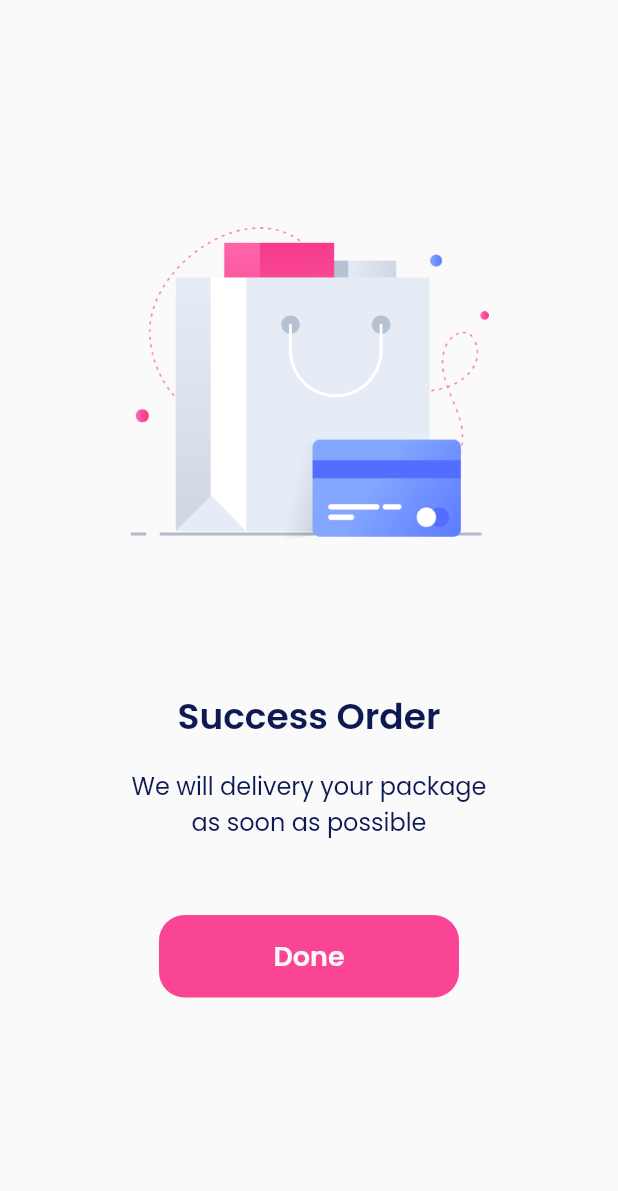
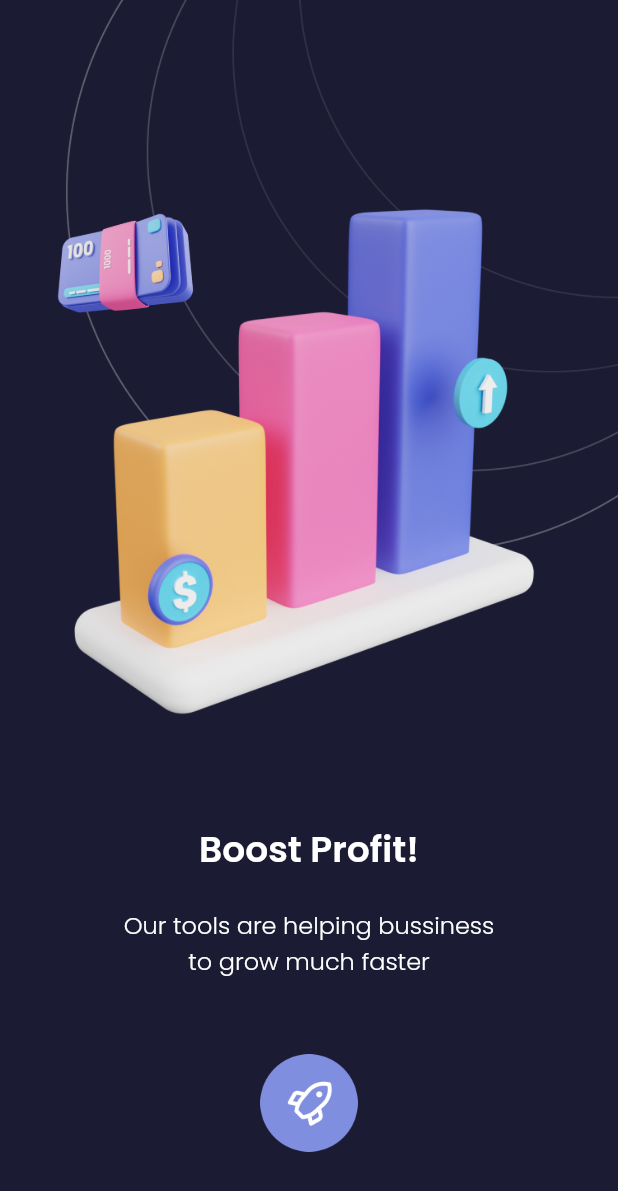
Before and after one commit to Jerry2204/Seven-Days-Flutter, a Flutter app: the screen it shows after launch, on a phone screen of 412 x 824 dp. Shown: the top 1191 px of the screen. Run offline on Flutter 3.47's test engine with Material 2 defaults, Android fonts, the phone set to English and light mode, and no system bars; our stand-ins replace google_fonts.

Commit message:
empty state screen 2

```diff
--- a/lib/main.dart
+++ b/lib/main.dart
@@ -3,6 +3,7 @@ import 'package:sevendays/pages/first_empty.dart';
 import 'package:sevendays/pages/first_signin.dart';
 import 'package:sevendays/pages/first_splash.dart';
 import 'package:sevendays/pages/first_started.dart';
+import 'package:sevendays/pages/second_empty.dart';
 import 'package:sevendays/pages/second_signin.dart';
 import 'package:sevendays/pages/second_splash.dart';
 import 'package:sevendays/pages/second_started.dart';
@@ -14,7 +15,7 @@ class SevenDays extends StatelessWidget {
   Widget build(BuildContext context) {
     return MaterialApp(
       debugShowCheckedModeBanner: false,
-      home: FirstEmpty(),
+      home: SecondEmpty(),
     );
   }
 }
--- /dev/null
+++ b/lib/pages/second_empty.dart
@@ -0,0 +1,38 @@
+import 'package:flutter/material.dart';
+import 'package:sevendays/widgets/theme.dart';
+
+class SecondEmpty extends StatelessWidget {
+  @override
+  Widget build(BuildContext context) {
+    return Scaffold(
+      backgroundColor: Color(0xff1B1B33),
+      body: Column(
+        children: [
+          Image.asset('assets/chart.png'),
+          SizedBox(
+            height: 50,
+          ),
+          Text(
+            'Boost Profit!',
+            style: titleTextStyle,
+          ),
+          SizedBox(
+            height: 20,
+          ),
+          Text(
+            'Our tools are helping bussiness \nto grow much faster',
+            style: descTextStyle,
+            textAlign: TextAlign.center,
+          ),
+          SizedBox(
+            height: 50,
+          ),
+          Image.asset(
+            'assets/rocket.png',
+            width: 65,
+          ),
+        ],
+      ),
+    );
+  }
+}
```
